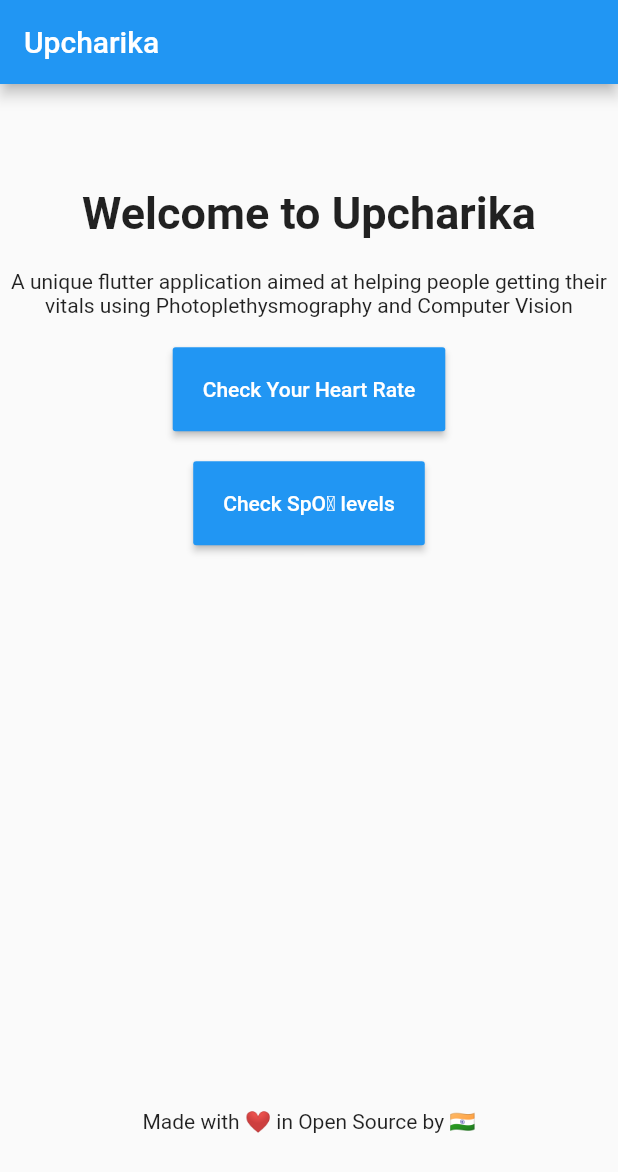
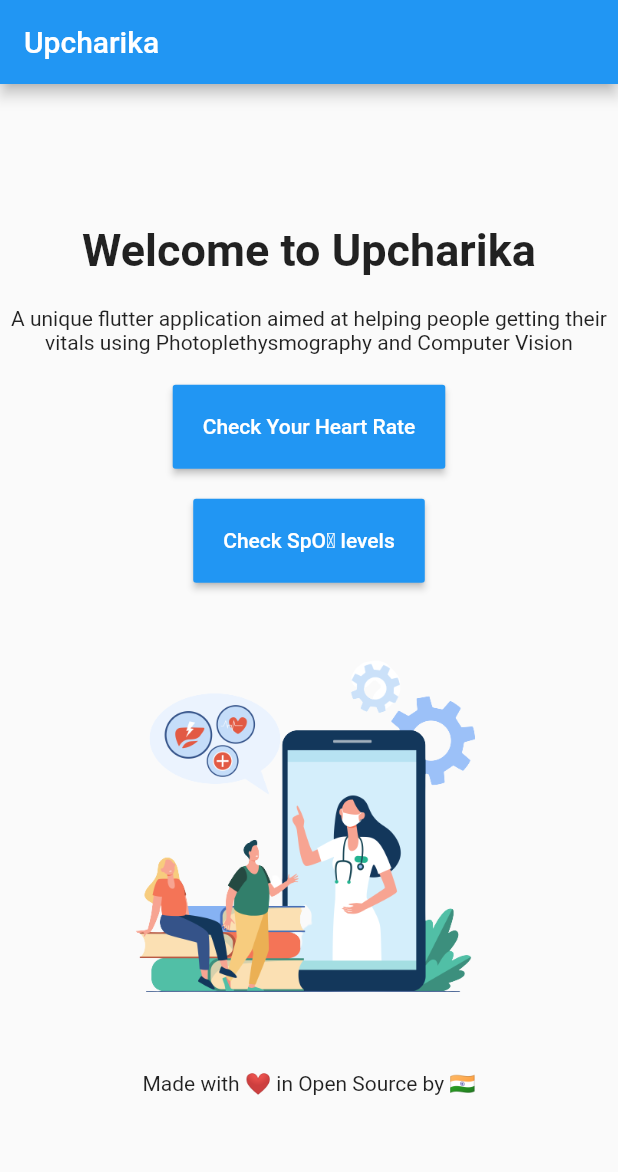
Before and after one commit to smaranjitghose/Upcharika, a Flutter app: the screen it shows after launch, on a phone screen of 412 x 824 dp. Shown: the top 1172 px of the screen. Run offline on Flutter 3.47's test engine with Material 2 defaults, Android fonts, the light colour scheme and no system bars; our stand-ins replace camera, charts_flutter, wakelock.

Commit message:
Updated UI

```diff
--- a/lib/main.dart
+++ b/lib/main.dart
@@ -99,9 +99,9 @@ class _MyHomePageState extends State<MyHomePage> {
               istapped,
               textScaleFactor: 1,
             ),
+            Image.asset("images/Upcharika.png", height: 250.0,),
             SizedBox(
-              width: 340,
-              height: 340,
+              height: 40,
             ),
             Text("Made with ❤️ in Open Source by 🇮🇳")
           ],
--- a/pubspec.yaml
+++ b/pubspec.yaml
@@ -48,9 +48,8 @@ flutter:
   uses-material-design: true
 
   # To add assets to your application, add an assets section, like this:
-  # assets:
-  #   - images/a_dot_burr.jpeg
-  #   - images/a_dot_ham.jpeg
+  assets:
+    - images/
 
   # An image asset can refer to one or more resolution-specific "variants", see
   # https://flutter.dev/assets-and-images/#resolution-aware.
```
Also changed, not shown: images/Upcharika.jpg (added), images/Upcharika.png (added), 3 other files.
